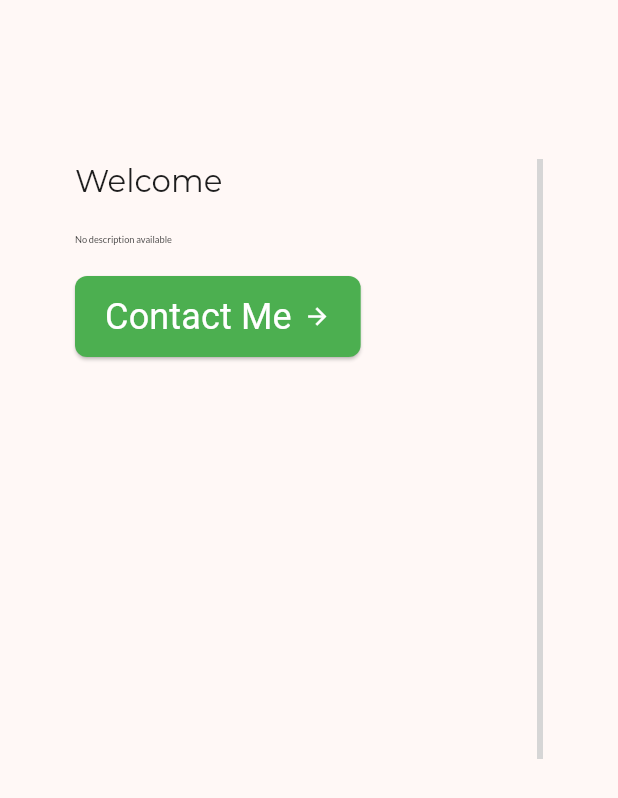
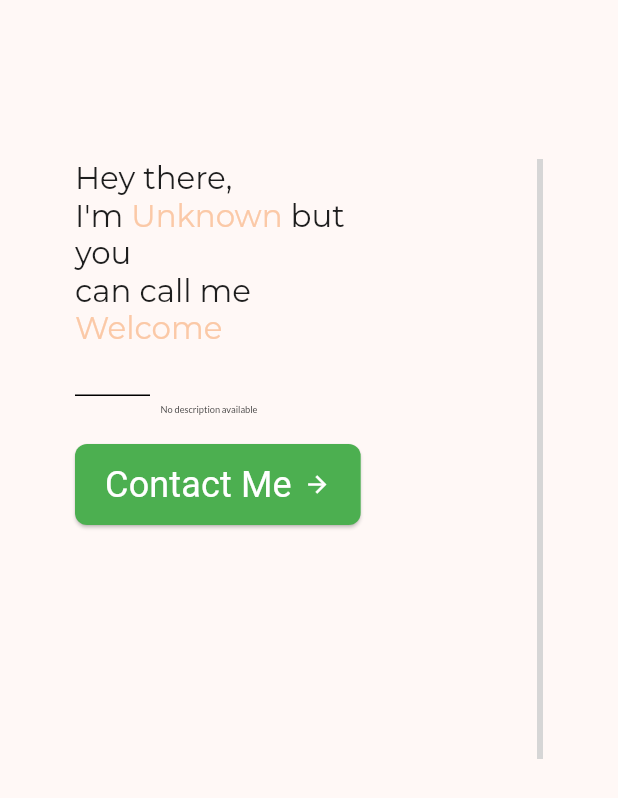
Before and after one commit to AvantSwift-Solutions/eportfolio-website, a Flutter app: the screen it shows after launch, on a phone screen of 412 x 824 dp. Shown: the top 798 px of the screen. Run offline on Flutter 3.47's test engine with Material 2 defaults, Android fonts, the phone set to English and light mode, and no system bars; our stand-ins replace cloud_firestore, email_validator, file_picker, firebase_auth, firebase_core, firebase_storage and 1 more; accounts and stored records are empty; network calls fail; grey boxes are pictures that could not be loaded.

```diff
--- a/lib/admin_pages/landing_page_admin.dart
+++ b/lib/admin_pages/landing_page_admin.dart
@@ -34,7 +34,7 @@ class LandingPageAdmin extends StatelessWidget {
     TextEditingController nameController =
         TextEditingController(text: landingPageData!.name);
     TextEditingController titleController =
-        TextEditingController(text: landingPageData.landingPageTitle);
+        TextEditingController(text: landingPageData.nickname);
     TextEditingController descriptionController =
         TextEditingController(text: landingPageData.landingPageDescription);
 
@@ -58,9 +58,9 @@ class LandingPageAdmin extends StatelessWidget {
                     TextField(
                       controller: titleController,
                       onChanged: (value) =>
-                          landingPageData.landingPageTitle = value,
+                          landingPageData.nickname = value,
                       decoration: const InputDecoration(
-                          labelText: 'Landing Page Title'),
+                          labelText: 'Nickname'),
                     ),
                     TextField(
                       controller: descriptionController,
--- a/lib/dto/landing_page_dto.dart
+++ b/lib/dto/landing_page_dto.dart
@@ -1,12 +1,12 @@
 class LandingPageDTO {
   String? name;
-  String? landingPageTitle;
+  String? nickname;
   String? landingPageDescription;
   String? imageURL;
 
   LandingPageDTO({
     required this.name,
-    required this.landingPageTitle,
+    required this.nickname,
     required this.landingPageDescription,
     required this.imageURL,
   });
--- a/lib/models/User.dart
+++ b/lib/models/User.dart
@@ -5,7 +5,7 @@ class User {
   final String? email;
   String? name;
   final Timestamp? creationTimestamp;
-  String? landingPageTitle;
+  String? nickname;
   String? landingPageDescription;
   String? imageURL;
   String? contactEmail;
@@ -17,7 +17,7 @@ class User {
       required this.email,
       required this.name,
       required this.creationTimestamp,
-      required this.landingPageTitle,
+      required this.nickname,
       required this.landingPageDescription,
       required this.imageURL,
       required this.contactEmail,
@@ -31,7 +31,7 @@ class User {
       final email = data['email'] as String;
       final name = data['name'] as String;
       final creationTimestamp = data['creationTimestamp'] as Timestamp;
-      final landingPageTitle = data['landingPageTitle'] as String;
+      final nickname = data['nickname'] as String;
       final imageUrl = data['imageURL'] as String;
       final landingPageDescription = data['landingPageDescription'] as String;
       final contactEmail = data['contactEmail'] as String;
@@ -43,7 +43,7 @@ class User {
           uid: uid,
           email: email,
           name: name,
-          landingPageTitle: landingPageTitle,
+          nickname: nickname,
           landingPageDescription: landingPageDescription,
           imageURL: imageUrl,
           contactEmail: contactEmail,
@@ -60,7 +60,7 @@ class User {
       'email': email,
       'name': name,
       'creationTimestamp': creationTimestamp,
-      'landingPageTitle': landingPageTitle,
+      'nickname': nickname,
       'landingPageDescription': landingPageDescription,
       'imageURL': imageURL,
       'contactEmail': contactEmail,
--- a/lib/view_pages/landing_page.dart
+++ b/lib/view_pages/landing_page.dart
@@ -14,7 +14,6 @@ class LandingPage extends StatefulWidget {
 }
 
 class _LandingPageState extends State<LandingPage> {
-
   final LandingPageController _landingPageController =
       LandingPageController(UserRepoService());
 
@@ -47,20 +46,70 @@ class _LandingPageState extends State<LandingPage> {
                   child: Column(
                     crossAxisAlignment: CrossAxisAlignment.start,
                     children: [
-                      Text(
-                        landingPageData?.landingPageTitle ?? 'Default Title',
-                        style: PublicViewTextStyles.generalHeading.copyWith(
-                          fontSize: titleFontSize,
+                      RichText(
+                        text: TextSpan(
+                          style: PublicViewTextStyles.generalHeading.copyWith(
+                            fontSize: titleFontSize,
+                          ),
+                          children: [
+                            const TextSpan(
+                              text: 'Hey there, \nI\'m ',
+                            ),
+                            TextSpan(
+                              text: '${landingPageData?.name} ',
+                              style: const TextStyle(
+                                color: Color(0xFFFBC9A7), // Color for "Zhou"
+                                fontFamily: 'Montserrat',
+                              ),
+                            ),
+                            const TextSpan(
+                              text: 'but you \ncan call me ',
+                            ),
+                            TextSpan(
+                              text: '${landingPageData?.nickname}',
+                              style: const TextStyle(
+                                color: Color(0xFFFBC9A7), // Color for "Zhou"
+                                fontFamily: 'Montserrat',
+                              ),
+                            ),
+                          ],
                         ),
                       ),
                       const SizedBox(height: 20),
-                      Text(
-                        landingPageData?.landingPageDescription ??
-                            'Default Description',
-                        style: PublicViewTextStyles.generalBodyText.copyWith(
-                          fontSize: descriptionFontSize,
-                        ),
-                      ),
+                      RichText(
+                          text: TextSpan(
+                              style:
+                                  PublicViewTextStyles.generalBodyText.copyWith(
+                                fontSize: descriptionFontSize,
+                              ),
+                              children: [
+                            WidgetSpan(
+                              child: SizedBox(
+                                width:
+                                    50, // Adjust the width of the line as needed
+                                height:
+                                    25, // Adjust the height of the line as needed
+                                child: Divider(
+                                  color: Colors.black,
+                                ),
+                              ),
+                            ),
+                            TextSpan(
+                              text: '      ',
+                              style:
+                                  PublicViewTextStyles.generalBodyText.copyWith(
+                                fontSize: descriptionFontSize,
+                              ),
+                            ),
+                            TextSpan(
+                              text: landingPageData?.landingPageDescription ??
+                                  'Default Description',
+                              style:
+                                  PublicViewTextStyles.generalBodyText.copyWith(
+                                fontSize: descriptionFontSize,
+                              ),
+                            ),
+                          ])),
                       const SizedBox(height: 20),
                       CustomScrollButton(
                         text: 'Contact Me',
```
Also changed, not shown: lib/controller/admin_controllers/landing_page_admin_controller.dart (+4 -4 lines), lib/controller/view_controllers/landing_page_controller.dart (+5 -4 lines), 9 other files.
